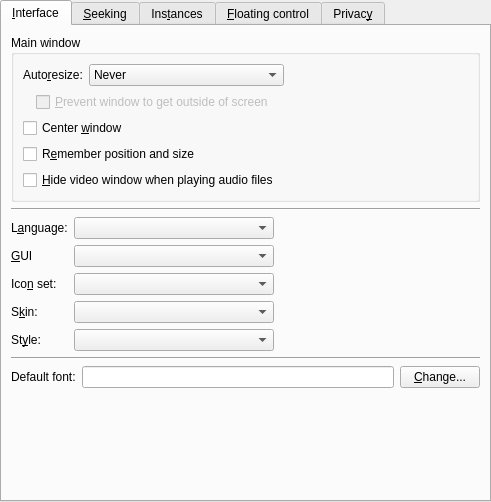
First picture: the form in src/prefinterface.ui, repository smplayer-dev/smplayer, before the edit.
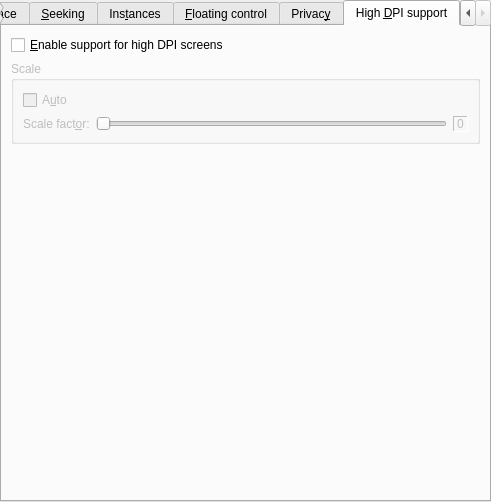
Second picture: the form after the edit. The open tabs and pages were chosen to show the change. Custom widgets are drawn as their Qt base class.

Commit message: Add options in preferences -> interface to configure the HDPI stuff

Diff of the .ui file:
```diff
--- a/src/prefinterface.ui
+++ b/src/prefinterface.ui
@@ -947,6 +947,95 @@
        </item>
       </layout>
      </widget>
+     <widget class="QWidget" name="tab_6">
+      <attribute name="title">
+       <string>High &amp;DPI support</string>
+      </attribute>
+      <layout class="QVBoxLayout" name="verticalLayout_9">
+       <item>
+        <widget class="QCheckBox" name="enable_hdpi_check">
+         <property name="text">
+          <string>&amp;Enable support for high DPI screens</string>
+         </property>
+        </widget>
+       </item>
+       <item>
+        <widget class="QGroupBox" name="scale_group">
+         <property name="enabled">
+          <bool>false</bool>
+         </property>
+         <property name="title">
+          <string>Scale</string>
+         </property>
+         <layout class="QVBoxLayout" name="verticalLayout_8">
+          <item>
+           <widget class="QCheckBox" name="auto_scale_check">
+            <property name="text">
+             <string>A&amp;uto</string>
+            </property>
+           </widget>
+          </item>
+          <item>
+           <layout class="QHBoxLayout" name="horizontalLayout_5">
+            <item>
+             <widget class="QLabel" name="hdpi_scale_label">
+              <property name="enabled">
+               <bool>false</bool>
+              </property>
+              <property name="text">
+               <string notr="true">Scale fact&amp;or:</string>
+              </property>
+              <property name="buddy">
+               <cstring>hdpi_scale_slider</cstring>
+              </property>
+             </widget>
+            </item>
+            <item>
+             <widget class="QSlider" name="hdpi_scale_slider">
+              <property name="enabled">
+               <bool>false</bool>
+              </property>
+              <property name="orientation">
+               <enum>Qt::Horizontal</enum>
+              </property>
+             </widget>
+            </item>
+            <item>
+             <widget class="QLabel" name="hdpi_scale_num_label">
+              <property name="enabled">
+               <bool>false</bool>
+              </property>
+              <property name="frameShape">
+               <enum>QFrame::Panel</enum>
+              </property>
+              <property name="frameShadow">
+               <enum>QFrame::Sunken</enum>
+              </property>
+              <property name="text">
+               <string>0</string>
+              </property>
+             </widget>
+            </item>
+           </layout>
+          </item>
+         </layout>
+        </widget>
+       </item>
+       <item>
+        <spacer name="verticalSpacer_2">
+         <property name="orientation">
+          <enum>Qt::Vertical</enum>
+         </property>
+         <property name="sizeHint" stdset="0">
+          <size>
+           <width>20</width>
+           <height>319</height>
+          </size>
+         </property>
+        </spacer>
+       </item>
+      </layout>
+     </widget>
     </widget>
    </item>
   </layout>
```
Left out of the diff: 67 changed lines with no effect on the pictures. The commit also changes 3 other files.
